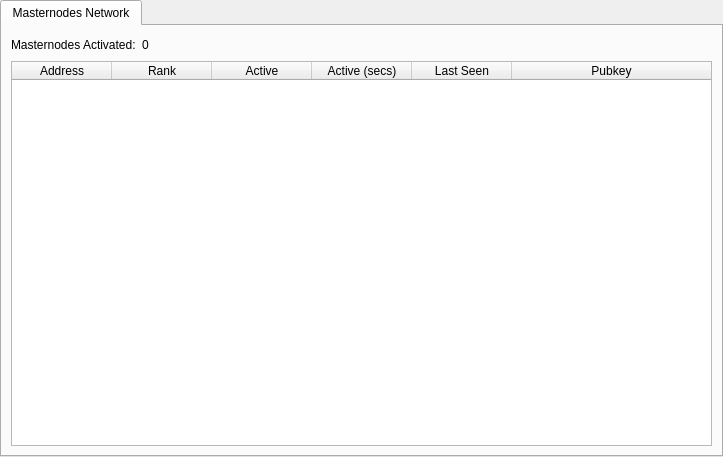
Old version of the form src/qt/forms/masternodemanager.ui in the repository gexanlottery/gexan.
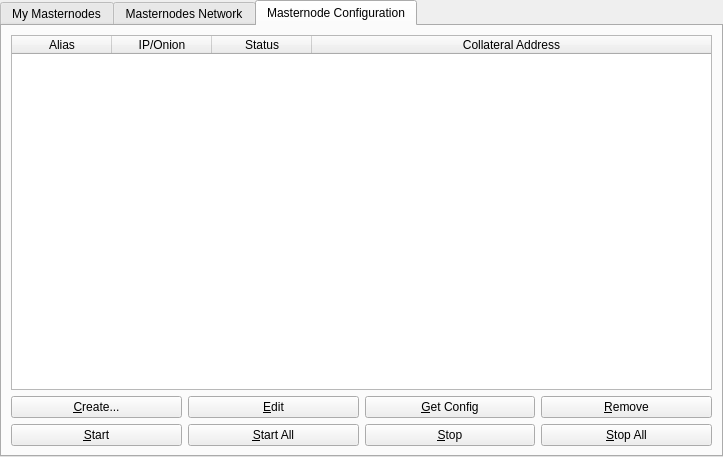
New version of the form. The open tabs and pages were chosen to show the change.

```diff
--- a/src/qt/forms/masternodemanager.ui
+++ b/src/qt/forms/masternodemanager.ui
@@ -27,7 +27,96 @@
        <property name="currentIndex">
         <number>0</number>
        </property>
-       <widget class="QWidget" name="tab">
+       <widget class="QWidget" name="tab_my">
+        <attribute name="title">
+         <string>My Masternodes</string>
+        </attribute>
+        <layout class="QGridLayout" name="gridLayout_3">
+         <item row="2" column="0">
+          <layout class="QHBoxLayout" name="horizontalLayout_6">
+           <item>
+            <widget class="QLabel" name="label_3">
+             <property name="text">
+              <string>My Masternodes:</string>
+             </property>
+            </widget>
+           </item>
+           <item>
+            <widget class="QLabel" name="myCountTable">
+             <property name="text">
+              <string>0</string>
+             </property>
+            </widget>
+           </item>
+           <item>
+            <spacer name="horizontalSpacer_4">
+             <property name="orientation">
+              <enum>Qt::Horizontal</enum>
+             </property>
+             <property name="sizeHint" stdset="0">
+              <size>
+               <width>455</width>
+               <height>20</height>
+              </size>
+             </property>
+            </spacer>
+           </item>
+          </layout>
+         </item>
+         <item row="4" column="0" colspan="3">
+          <widget class="QTableWidget" name="tableWidgetMy">
+           <property name="editTriggers">
+            <set>QAbstractItemView::NoEditTriggers</set>
+           </property>
+           <property name="alternatingRowColors">
+            <bool>true</bool>
+           </property>
+           <property name="selectionBehavior">
+            <enum>QAbstractItemView::SelectRows</enum>
+           </property>
+           <attribute name="horizontalHeaderStretchLastSection">
+            <bool>true</bool>
+           </attribute>
+           <column>
+            <property name="text">
+             <string>Alias</string>
+            </property>
+           </column>
+           <column>
+            <property name="text">
+             <string>Address</string>
+            </property>
+           </column>
+           <column>
+            <property name="text">
+             <string>Rank</string>
+            </property>
+           </column>
+           <column>
+            <property name="text">
+             <string>Active</string>
+            </property>
+           </column>
+           <column>
+            <property name="text">
+             <string>Active (secs)</string>
+            </property>
+           </column>
+           <column>
+            <property name="text">
+             <string>Last Seen</string>
+            </property>
+           </column>
+           <column>
+            <property name="text">
+             <string>Pubkey</string>
+            </property>
+           </column>
+          </widget>
+         </item>
+        </layout>
+       </widget>
+       <widget class="QWidget" name="tab_2">
         <attribute name="title">
          <string>Masternodes Network</string>
         </attribute>
@@ -116,7 +205,139 @@
          
         </layout>
        </widget>
-       
+       <widget class="QWidget" name="tab">
+        <attribute name="title">
+         <string>Masternode Configuration</string>
+        </attribute>
+        <layout class="QGridLayout" name="gridLayout_2">
+         <item row="1" column="0">
+          <layout class="QVBoxLayout" name="verticalLayout_2">
+           <property name="bottomMargin">
+            <number>0</number>
+           </property>
+           <item>
+            <layout class="QHBoxLayout" name="horizontalLayout"/>
+           </item>
+           <item>
+            <widget class="QTableWidget" name="tableWidget_2">
+             <property name="editTriggers">
+              <set>QAbstractItemView::NoEditTriggers</set>
+             </property>
+             <property name="alternatingRowColors">
+              <bool>true</bool>
+             </property>
+             <property name="selectionMode">
+              <enum>QAbstractItemView::SingleSelection</enum>
+             </property>
+             <property name="selectionBehavior">
+              <enum>QAbstractItemView::SelectRows</enum>
+             </property>
+             <attribute name="horizontalHeaderStretchLastSection">
+              <bool>true</bool>
+             </attribute>
+             <column>
+              <property name="text">
+               <string>Alias</string>
+              </property>
+             </column>
+             <column>
+              <property name="text">
+               <string>IP/Onion</string>
+              </property>
+             </column>
+             <column>
+              <property name="text">
+               <string>Status</string>
+              </property>
+             </column>
+             <column>
+              <property name="text">
+               <string>Collateral Address</string>
+              </property>
+             </column>
+            </widget>
+           </item>
+           <item>
+            <layout class="QHBoxLayout" name="horizontalLayout_2">
+             <property name="bottomMargin">
+              <number>0</number>
+             </property>
+            </layout>
+           </item>
+           <item>
+            <layout class="QHBoxLayout" name="horizontalLayout_4">
+             <property name="bottomMargin">
+              <number>0</number>
+             </property>
+             <item>
+              <widget class="QPushButton" name="createButton">
+               <property name="text">
+                <string>&amp;Create...</string>
+               </property>
+              </widget>
+             </item>
+             <item>
+              <widget class="QPushButton" name="editButton">
+               <property name="text">
+                <string>&amp;Edit</string>
+               </property>
+              </widget>
+             </item>
+             <item>
+              <widget class="QPushButton" name="getConfigButton">
+               <property name="text">
+                <string>&amp;Get Config</string>
+               </property>
+              </widget>
+             </item>
+             <item>
+              <widget class="QPushButton" name="removeButton">
+               <property name="text">
+                <string>&amp;Remove</string>
+               </property>
+              </widget>
+             </item>
+            </layout>
+           </item>
+           <item>
+            <layout class="QHBoxLayout" name="horizontalLayout_5">
+             <property name="bottomMargin">
+              <number>0</number>
+             </property>
+             <item>
+              <widget class="QPushButton" name="startButton">
+               <property name="text">
+                <string>&amp;Start</string>
+               </property>
+              </widget>
+             </item>
+             <item>
+              <widget class="QPushButton" name="startAllButton">
+               <property name="text">
+                <string>&amp;Start All</string>
+               </property>
+              </widget>
+             </item>
+             <item>
+              <widget class="QPushButton" name="stopButton">
+               <property name="text">
+                <string>&amp;Stop</string>
+               </property>
+              </widget>
+             </item>
+             <item>
+              <widget class="QPushButton" name="stopAllButton">
+               <property name="text">
+                <string>&amp;Stop All</string>
+               </property>
+              </widget>
+             </item>
+            </layout>
+           </item>
+          </layout>
+         </item>
+        </layout>
+       </widget>
       </widget>
      </item>
     </layout>
```
Left out of the diff: 69 changed lines with no effect on the pictures.
